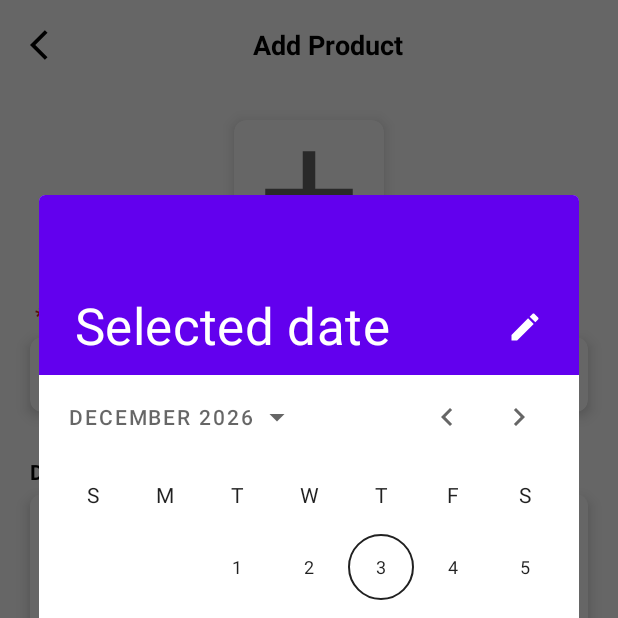
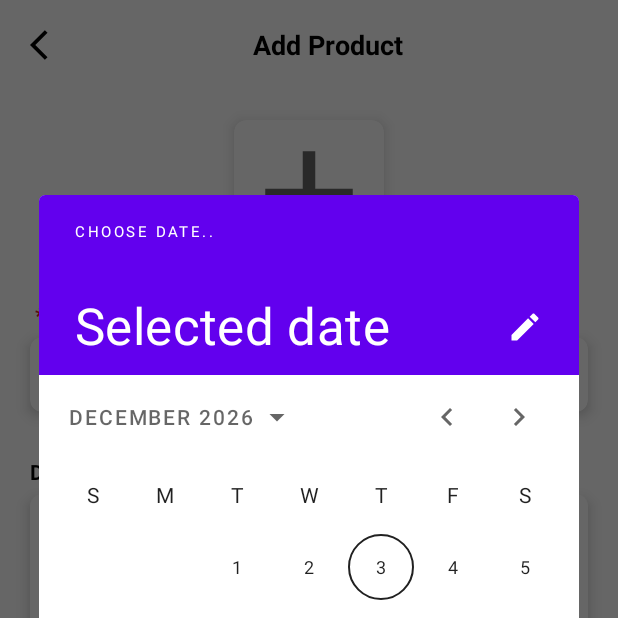
Before and after one commit to Yusuffkoc/ExpiryDate, an Android app: the AddProductFragment screen opened through its navigation route, after a tap on an icon or button, on a phone screen of 412 x 824 dp, the top half of it. Run offline under Robolectric (Android 15) with nearby library versions, the phone set to English and light mode, and no system bars; our stand-ins replace Dagger/Hilt's generated code, Room's generated code, data binding; libraries missing offline, so code that uses them is left out: com.afollestad.materialdialogs, com.github.dhaval2404.imagepicker.

Commit message:
fix focus problem

```diff
--- a/app/src/main/java/com/example/expirydate/view/AddProductFragment.kt
+++ b/app/src/main/java/com/example/expirydate/view/AddProductFragment.kt
@@ -90,9 +90,10 @@ class AddProductFragment : BaseFragment() {
     }
 
     private fun selectDate(v: View) {
+        binding.productDetailEt.isFocusable = false
         val picker =
             MaterialDatePicker.Builder.datePicker()
-                .setTitleText("")
+                .setTitleText("Choose Date..")
                 .build()
 
         picker.show(this.parentFragmentManager, "")
@@ -212,7 +213,6 @@ class AddProductFragment : BaseFragment() {
         super.onActivityResult(requestCode, resultCode, data)
         if (resultCode == Activity.RESULT_OK && requestCode == ImagePicker.REQUEST_CODE) {
             showToast(getString(R.string.uploaded_image))
-            showToast(getString(R.string.uploaded_image))
             //Image Uri will not be null for RESULT_OK
             val uri: Uri = data?.data!!
             binding.productImageIv.setImageURI(uri)
```
